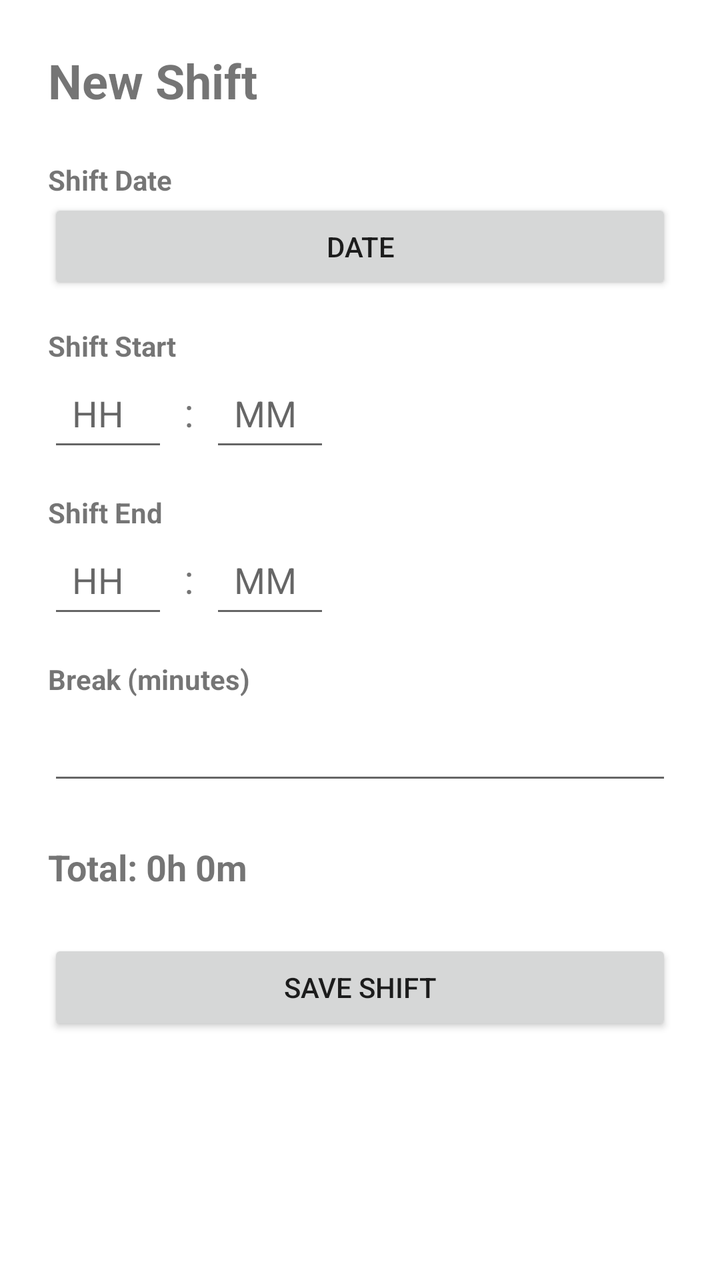
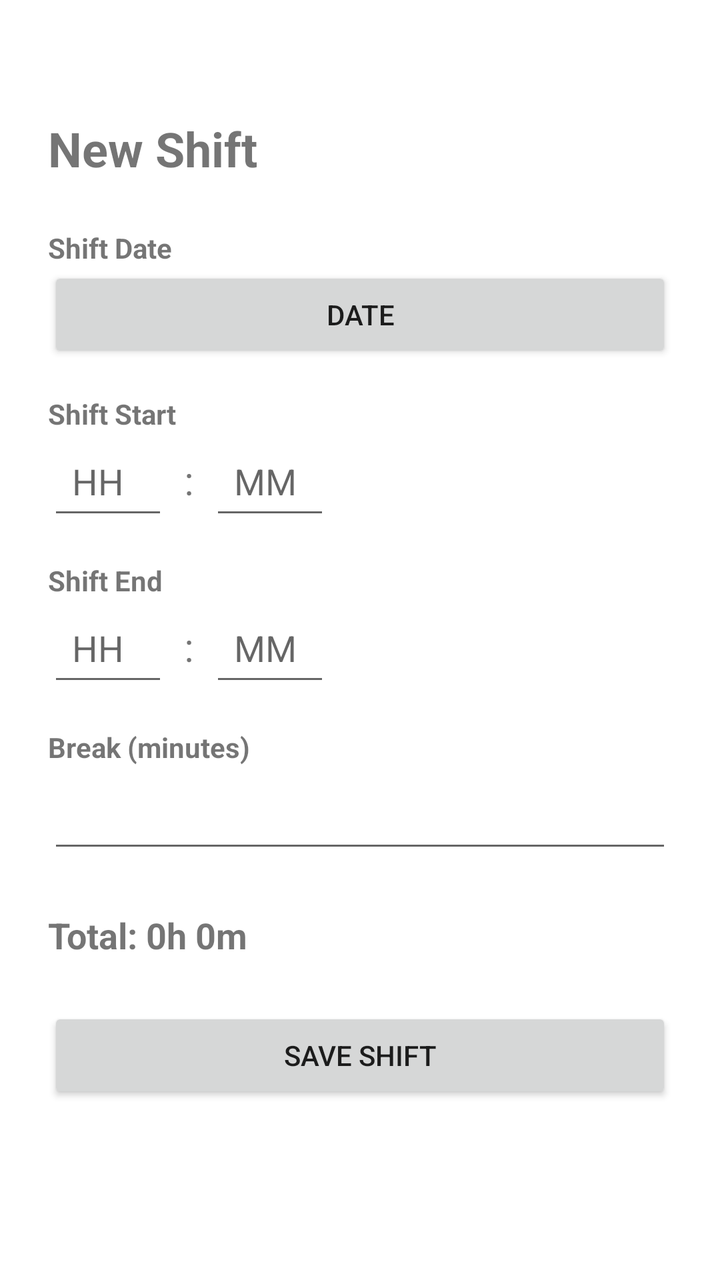

Screens rendered from an Android XML layout before and after an edit, with the pre-edit source and the edit as a unified diff.
<!-- AndroidManifest.xml: application theme Theme.WorkLog -->
<!-- res/layout/activity_new_shift.xml -->
<?xml version="1.0" encoding="utf-8"?>
<ScrollView xmlns:android="http://schemas.android.com/apk/res/android"
    android:layout_width="match_parent"
    android:layout_height="match_parent">

    <LinearLayout
        android:layout_width="match_parent"
        android:layout_height="wrap_content"
        android:orientation="vertical"
        android:padding="24dp">

        <TextView
            android:layout_width="match_parent"
            android:layout_height="wrap_content"
            android:text="New Shift"
            android:textSize="24sp"
            android:textStyle="bold"
            android:paddingBottom="24dp" />

        

        <TextView
            android:layout_width="match_parent"
            android:layout_height="wrap_content"
            android:text="Shift Date"
            android:textStyle="bold" />

        <Button
            android:id="@+id/btnShiftDate"
            android:layout_width="match_parent"
            android:layout_height="wrap_content"
            android:text="Date" />

        

        <TextView
            android:layout_width="match_parent"
            android:layout_height="wrap_content"
            android:text="Shift Start"
            android:textStyle="bold"
            android:layout_marginTop="16dp" />

        <LinearLayout
            android:layout_width="match_parent"
            android:layout_height="wrap_content"
            android:orientation="horizontal">

            <EditText
                android:id="@+id/etStartHour"
                android:layout_width="60dp"
                android:layout_height="wrap_content"
                android:hint="HH"
                android:inputType="number"
                android:maxLength="2"
                android:padding="12dp" />

            <TextView
                android:layout_width="wrap_content"
                android:layout_height="wrap_content"
                android:text=":"
                android:textSize="20sp"
                android:padding="8dp" />

            <EditText
                android:id="@+id/etStartMinute"
                android:layout_width="60dp"
                android:layout_height="wrap_content"
                android:hint="MM"
                android:inputType="number"
                android:maxLength="2"
                android:padding="12dp" />

        </LinearLayout>

        

        <TextView
            android:layout_width="match_parent"
            android:layout_height="wrap_content"
            android:text="Shift End"
            android:textStyle="bold"
            android:layout_marginTop="16dp" />

        <LinearLayout
            android:layout_width="match_parent"
            android:layout_height="wrap_content"
            android:orientation="horizontal">

            <EditText
                android:id="@+id/etEndHour"
                android:layout_width="60dp"
                android:layout_height="wrap_content"
                android:hint="HH"
                android:inputType="number"
                android:maxLength="2"
                android:padding="12dp" />

            <TextView
                android:layout_width="wrap_content"
                android:layout_height="wrap_content"
                android:text=":"
                android:textSize="20sp"
                android:padding="8dp" />

            <EditText
                android:id="@+id/etEndMinute"
                android:layout_width="60dp"
                android:layout_height="wrap_content"
                android:hint="MM"
                android:inputType="number"
                android:maxLength="2"
                android:padding="12dp" />

        </LinearLayout>

        

        <TextView
            android:layout_width="match_parent"
            android:layout_height="wrap_content"
            android:text="Break (minutes)"
            android:textStyle="bold"
            android:layout_marginTop="16dp" />

        <EditText
            android:id="@+id/etBreak"
            android:layout_width="match_parent"
            android:layout_height="wrap_content"
            android:inputType="number"
            android:maxLength="3"
            android:padding="12dp" />

        

        <TextView
            android:id="@+id/tvShiftTotal"
            android:layout_width="match_parent"
            android:layout_height="wrap_content"
            android:text="Total: 0h 0m"
            android:textSize="18sp"
            android:textStyle="bold"
            android:layout_marginTop="24dp" />

        

        <Button
            android:id="@+id/btnSaveShift"
            android:layout_width="match_parent"
            android:layout_height="wrap_content"
            android:text="Save Shift"
            android:layout_marginTop="24dp" />

    </LinearLayout>

</ScrollView>
<!-- resources referenced by this layout -->
<resources>
  <style name="Theme.WorkLog" parent="Theme.MaterialComponents.DayNight.NoActionBar" />
</resources>

<!-- the commit's change to res/layout/activity_new_shift.xml (unified diff, before → after) -->
@@ -7,6 +7,7 @@
         android:layout_width="match_parent"
         android:layout_height="wrap_content"
         android:orientation="vertical"
+        android:layout_marginTop="34dp"
         android:padding="24dp">
 
         <TextView
